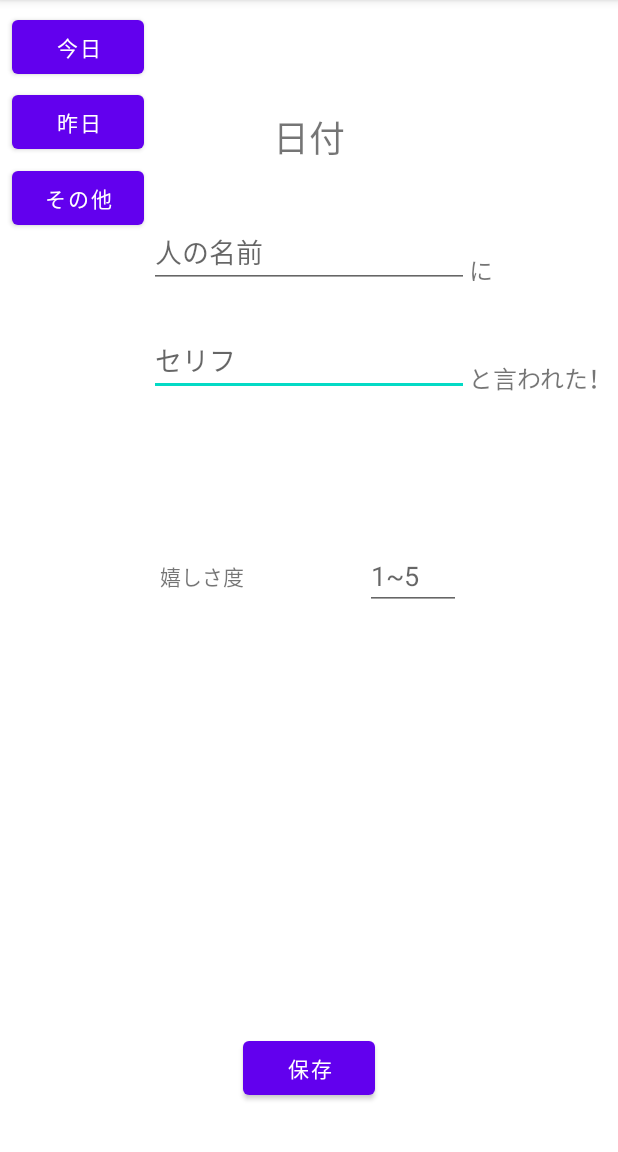
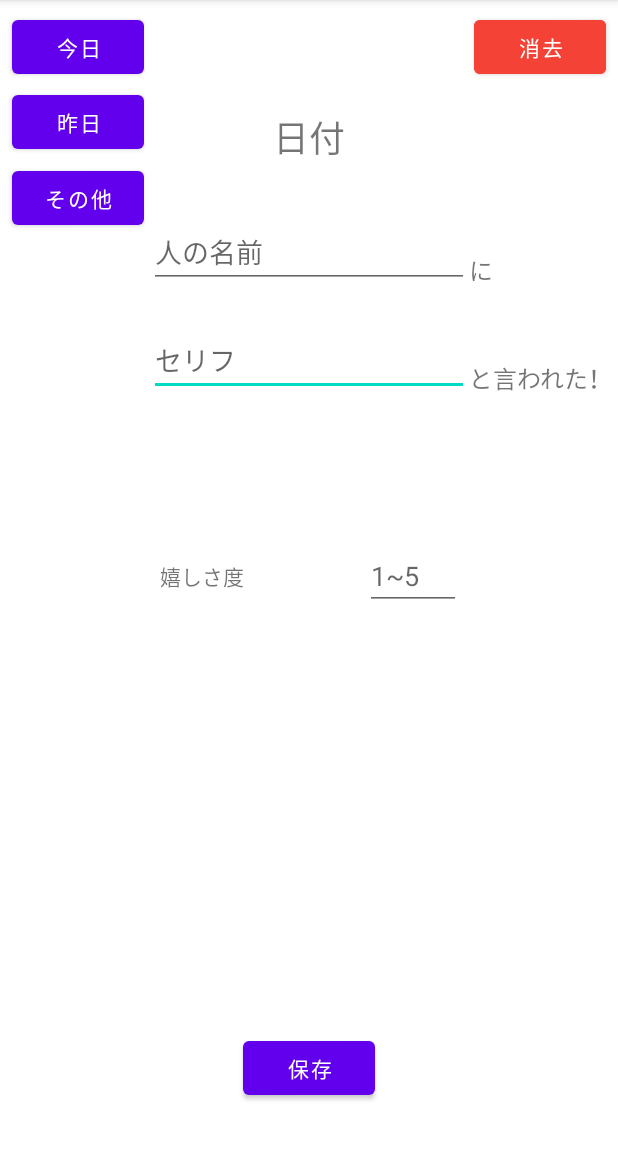
Before and after one commit to ogoogo/FeelingRecorder, an Android app: the EditActivity screen opened directly, with no data from a screen before it, on a phone screen of 412 x 824 dp, the part 84-1236 px from its top. Run offline under Robolectric (Android 15) with nearby library versions, the phone set to English and light mode, and no system bars; libraries missing offline, so code that uses them is left out: io.realm; 5 statements that could not run were skipped.

Commit message:
feat:消去機能を実装

```diff
--- a/app/src/main/res/layout/activity_edit.xml
+++ b/app/src/main/res/layout/activity_edit.xml
@@ -98,5 +98,13 @@
             app:layout_constraintTop_toTopOf="parent"
             app:layout_constraintBottom_toBottomOf="parent" app:layout_constraintVertical_bias="0.15
 "/>
+    <Button
+            android:text="消去"
+            android:layout_width="wrap_content"
+            android:layout_height="wrap_content" android:id="@+id/deleteButton"
+            android:layout_marginEnd="8dp" app:layout_constraintEnd_toEndOf="parent"
+            app:layout_constraintTop_toTopOf="parent"
+            app:layout_constraintBottom_toBottomOf="parent" app:layout_constraintVertical_bias="0.01"
+            android:backgroundTint="#F44336"/>
 
 </androidx.constraintlayout.widget.ConstraintLayout>
```
Also changed, not shown: app/src/main/java/com/pico/ogoshi/feelingrecorder/EditActivity.kt (+8 -0 lines).
